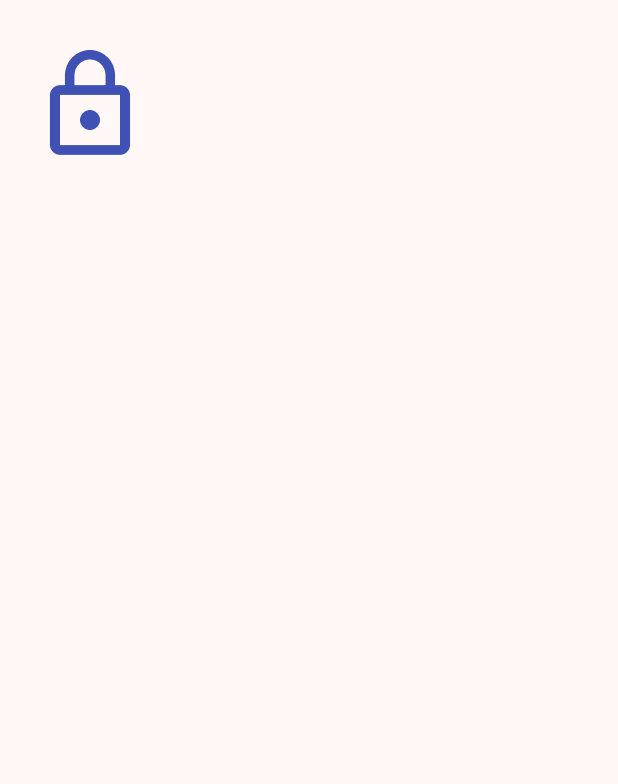
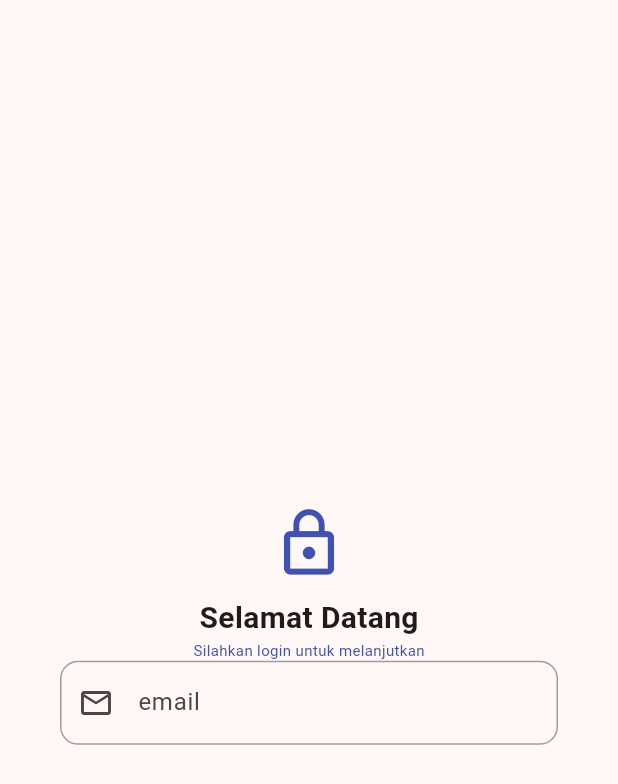
Before and after one commit to GUYwithPTSD/tugas_week6_1123150135, a Flutter app: the Login screen opened directly, on a phone screen of 412 x 824 dp. Shown: the top 784 px of the screen. Run offline on Flutter 3.47's test engine with Material 3 defaults, Android fonts, the light colour scheme and no system bars.

Commit message:
commit 13 - membuat textfield email

```diff
--- a/lib/login.dart
+++ b/lib/login.dart
@@ -6,15 +6,49 @@ class Login extends StatelessWidget {
   @override
   Widget build(BuildContext context) {
     return Scaffold(
-      body: SingleChildScrollView(
+      body: Center(
+        child: SingleChildScrollView(
           child: Container(
+            margin: EdgeInsets.only(left: 20, right: 20),
             padding: const EdgeInsets.all(20.0),
             child: const Column(
               children: [
                 SizedBox(height: 10),
-              Icon(Icons.lock_outline, size: 80, color: Colors.indigo),
+                Icon(Icons.lock_outline, size: 50, color: Colors.indigo),
                 SizedBox(height: 10.0),
+                Text(
+                  "Selamat Datang",
+                  style: TextStyle(fontSize: 20.0, fontWeight: FontWeight.bold),
+                ),
+                Text(
+                  "Silahkan login untuk melanjutkan",
+                  style: TextStyle(
+                    fontSize: 10.0,
+                    color: Colors.indigo,
+                    fontWeight: FontWeight.normal,
+                  ),
+                ),
+                TextField(
+                  keyboardType: TextInputType.emailAddress,
+                  decoration: InputDecoration(
+                    labelText: 'email',
+                    hintText: 'masukkan email anda',
+                    prefixIcon: Icon(Icons.email_outlined),
+                    border: OutlineInputBorder(
+                      borderRadius: BorderRadius.all(Radius.circular(12.0)),
+                    ),
+                    enabledBorder: OutlineInputBorder(
+                      borderSide: BorderSide(color: Colors.grey),
+                      borderRadius: BorderRadius.all(Radius.circular(12.0)),
+                    ),
+                    focusedBorder: OutlineInputBorder(
+                      borderSide: BorderSide(color: Colors.blue, width: 2.0),
+                      borderRadius: BorderRadius.all(Radius.circular(12.0)),
+                    ),
+                  ),
+                ),
               ],
+            ),
           ),
         ),
       ),
--- a/lib/main.dart
+++ b/lib/main.dart
@@ -1,5 +1,6 @@
 import 'package:flutter/material.dart';
-import 'package:tugas_week6_1123150135/screen/splash_screen1.dart';
+// import 'package:tugas_week6_1123150135/screen/splash_screen1.dart';
+import 'package:tugas_week6_1123150135/login.dart';
 
 void main() {
   runApp(const MyApp());
@@ -17,7 +18,7 @@ class MyApp extends StatelessWidget {
         colorScheme: ColorScheme.fromSeed(seedColor: Colors.pink),
       ),
       debugShowCheckedModeBanner: false,
-      home: const SplashScreen1(),
+      home: const Login(),
     );
   }
 }
```
Lines whose indentation alone changed are shown as unchanged.
